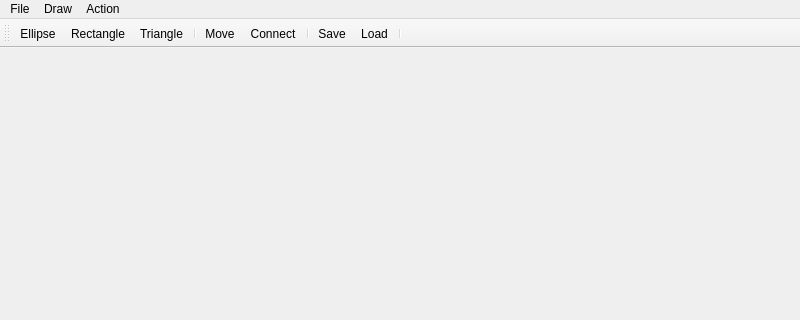
Qt form mainwindow.ui (ButProgramming/QtDrawingApp) before a commit; both pictures show x 0 to 800 and y 0 to 320 of the 800 by 600 pixel window.
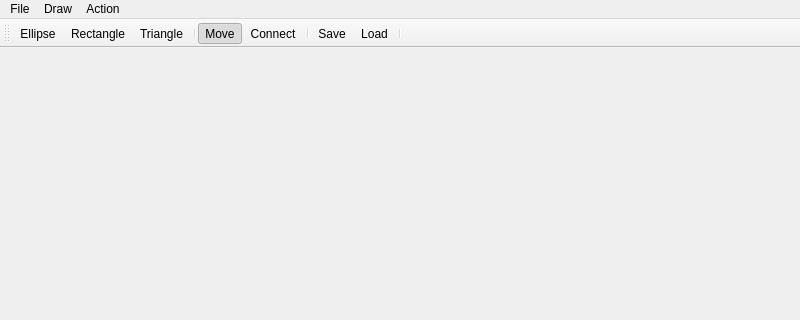
The same form after that commit. Icons and pictures are not drawn.

```diff
--- a/mainwindow.ui
+++ b/mainwindow.ui
@@ -117,6 +117,12 @@
    </property>
   </action>
   <action name="actionMove">
+   <property name="checkable">
+    <bool>true</bool>
+   </property>
+   <property name="checked">
+    <bool>true</bool>
+   </property>
    <property name="icon">
     <iconset resource="res.qrc">
      <normaloff>:/images/images/hand.png</normaloff>:/images/images/hand.png</iconset>
```
Left out of the diff: 26 changed lines with no effect on the pictures.
